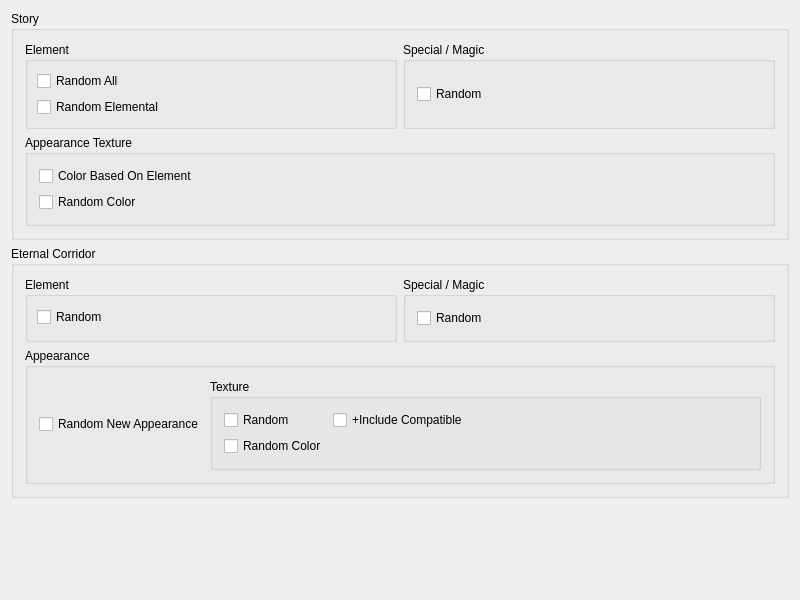
Meos4/Jade-Cocoon-Randomizer, file src/FrontendQt/BossWidget.ui: the form before one commit.
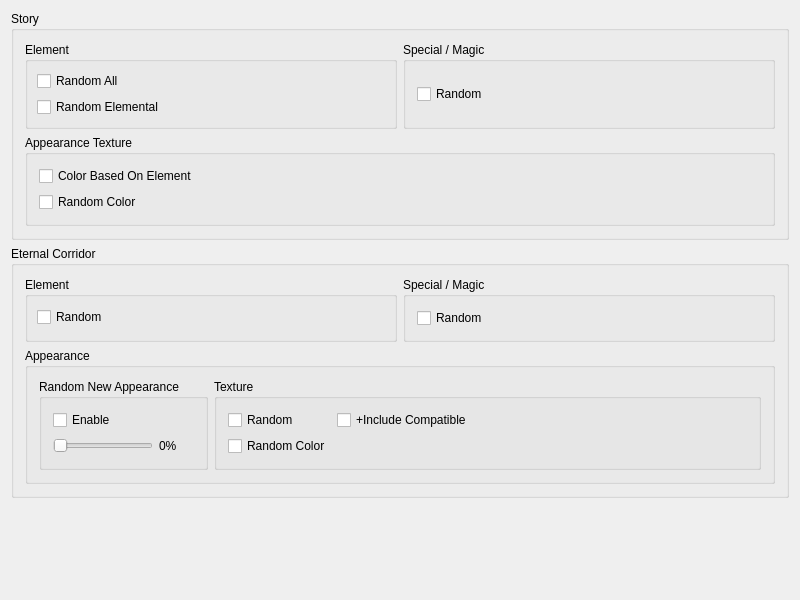
The form after the commit.

Commit message: Add craziness for minion and boss EC appearance randomization

```diff
--- a/src/FrontendQt/BossWidget.ui
+++ b/src/FrontendQt/BossWidget.ui
@@ -81,10 +81,52 @@
         </property>
         <layout class="QHBoxLayout" name="horizontalLayout" stretch="0,1">
          <item>
-          <widget class="QCheckBox" name="eternalCorridorRandomNewAppearance">
-           <property name="text">
+          <widget class="QGroupBox" name="eternalCorridorCrazinessBox">
+           <property name="title">
             <string>Random New Appearance</string>
            </property>
+           <layout class="QVBoxLayout" name="verticalLayout_ecCraziness">
+            <item>
+             <widget class="QCheckBox" name="eternalCorridorRandomNewAppearance">
+              <property name="text">
+               <string>Enable</string>
+              </property>
+             </widget>
+            </item>
+            <item>
+             <layout class="QHBoxLayout" name="horizontalLayout_ecCraziness">
+              <item>
+               <widget class="QSlider" name="eternalCorridorCrazinessSlider">
+                <property name="enabled">
+                 <bool>false</bool>
+                </property>
+                <property name="maximumSize">
+                 <size>
+                  <width>100</width>
+                  <height>16777215</height>
+                 </size>
+                </property>
+                <property name="minimum">
+                 <number>0</number>
+                </property>
+                <property name="maximum">
+                 <number>100</number>
+                </property>
+                <property name="orientation">
+                 <enum>Qt::Horizontal</enum>
+                </property>
+               </widget>
+              </item>
+              <item>
+               <widget class="QLabel" name="eternalCorridorCrazinessValue">
+                <property name="text">
+                 <string>0%</string>
+                </property>
+               </widget>
+              </item>
+             </layout>
+            </item>
+           </layout>
           </widget>
          </item>
          <item>
```
The commit also changes 13 other files.
